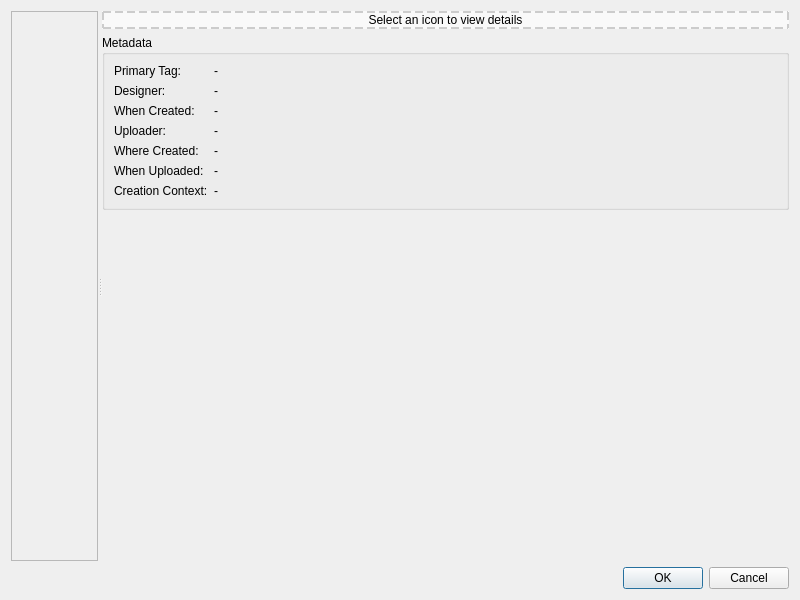
Before: the Qt Designer form map_icons_dialog_base.ui in su-cartography/github-icon-plugin, drawn with Qt 5.
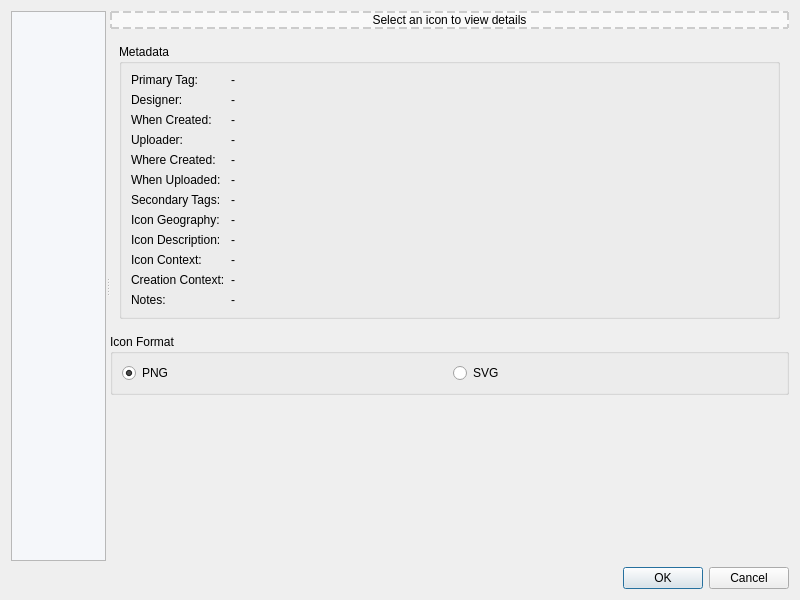
After: the same form once the commit is applied.

Commit message: Initial commit for sample icons

Diff of the .ui file:
```diff
--- a/map_icons_dialog_base.ui
+++ b/map_icons_dialog_base.ui
@@ -26,8 +26,36 @@
       <property name="widgetResizable">
        <bool>true</bool>
       </property>
+      <property name="styleSheet">
+       <string>QScrollArea {
+    background-color: #f5f7fa;
+    border: none;
+}
+QScrollArea > QWidget > QWidget {
+    background-color: #f5f7fa;
+}</string>
+      </property>
       <widget class="QWidget" name="scrollAreaWidgetContents">
-       <layout class="QGridLayout" name="iconLayout"/>
+       <property name="styleSheet">
+        <string>background-color: #f5f7fa;</string>
+       </property>
+       <layout class="QGridLayout" name="iconLayout">
+        <property name="spacing">
+         <number>12</number>
+        </property>
+        <property name="leftMargin">
+         <number>10</number>
+        </property>
+        <property name="topMargin">
+         <number>10</number>
+        </property>
+        <property name="rightMargin">
+         <number>10</number>
+        </property>
+        <property name="bottomMargin">
+         <number>10</number>
+        </property>
+       </layout>
       </widget>
      </widget>
      
@@ -60,7 +88,31 @@
        
        <!-- Metadata Fields -->
        <item>
-        <widget class="QGroupBox" name="metadataGroup">
+        <widget class="QScrollArea" name="metadataScrollArea">
+         <property name="widgetResizable">
+          <bool>true</bool>
+         </property>
+         <property name="horizontalScrollBarPolicy">
+          <enum>Qt::ScrollBarAsNeeded</enum>
+         </property>
+         <property name="verticalScrollBarPolicy">
+          <enum>Qt::ScrollBarAsNeeded</enum>
+         </property>
+         <property name="frameShape">
+          <enum>QFrame::NoFrame</enum>
+         </property>
+         <widget class="QWidget" name="metadataScrollContents">
+          <property name="geometry">
+           <rect>
+            <x>0</x>
+            <y>0</y>
+            <width>350</width>
+            <height>600</height>
+           </rect>
+          </property>
+          <layout class="QVBoxLayout" name="metadataScrollLayout">
+           <item>
+            <widget class="QGroupBox" name="metadataGroup">
          <property name="title">
           <string>Metadata</string>
          </property>
@@ -150,13 +202,84 @@
            </widget>
           </item>
           <item row="6" column="0">
+           <widget class="QLabel" name="secondaryTagsLabel">
+            <property name="text">
+             <string>Secondary Tags:</string>
+            </property>
+           </widget>
+          </item>
+          <item row="6" column="1">
+           <widget class="QLabel" name="secondaryTagsValue">
+            <property name="text">
+             <string>-</string>
+            </property>
+            <property name="wordWrap">
+             <bool>true</bool>
+            </property>
+           </widget>
+          </item>
+          <item row="7" column="0">
+           <widget class="QLabel" name="iconGeographyLabel">
+            <property name="text">
+             <string>Icon Geography:</string>
+            </property>
+           </widget>
+          </item>
+          <item row="7" column="1">
+           <widget class="QLabel" name="iconGeographyValue">
+            <property name="text">
+             <string>-</string>
+            </property>
+            <property name="wordWrap">
+             <bool>true</bool>
+            </property>
+           </widget>
+          </item>
+          <item row="8" column="0">
+           <widget class="QLabel" name="iconDescriptionLabel">
+            <property name="text">
+             <string>Icon Description:</string>
+            </property>
+           </widget>
+          </item>
+          <item row="8" column="1">
+           <widget class="QLabel" name="iconDescriptionValue">
+            <property name="text">
+             <string>-</string>
+            </property>
+            <property name="wordWrap">
+             <bool>true</bool>
+            </property>
+            <property name="alignment">
+             <set>Qt::AlignLeft|Qt::AlignTop</set>
+            </property>
+           </widget>
+          </item>
+          <item row="9" column="0">
+           <widget class="QLabel" name="iconContextLabel">
+            <property name="text">
+             <string>Icon Context:</string>
+            </property>
+           </widget>
+          </item>
+          <item row="9" column="1">
+           <widget class="QLabel" name="iconContextValue">
+            <property name="text">
+             <string>-</string>
+            </property>
+            <property name="wordWrap">
+             <bool>true</bool>
+            </property>
+           </widget>
+          </item>
+          <item row="10" column="0">
            <widget class="QLabel" name="creationContextLabel">
             <property name="text">
              <string>Creation Context:</string>
             </property>
            </widget>
           </item>
-          <item row="6" column="1">
+          <item row="10" column="1">
            <widget class="QLabel" name="creationContextValue">
             <property name="text">
              <string>-</string>
@@ -172,6 +295,64 @@
             </property>
             <property name="openExternalLinks">
              <bool>true</bool>
+            </property>
+            <property name="sizePolicy">
+             <sizepolicy hsizetype="Expanding" vsizetype="Preferred">
+              <horstretch>1</horstretch>
+              <verstretch>0</verstretch>
+             </sizepolicy>
+            </property>
+           </widget>
+          </item>
+          <item row="11" column="0">
+           <widget class="QLabel" name="notesLabel">
+            <property name="text">
+             <string>Notes:</string>
+            </property>
+           </widget>
+          </item>
+          <item row="11" column="1">
+           <widget class="QLabel" name="notesValue">
+            <property name="text">
+             <string>-</string>
+            </property>
+            <property name="wordWrap">
+             <bool>true</bool>
+            </property>
+            <property name="alignment">
+             <set>Qt::AlignLeft|Qt::AlignTop</set>
+            </property>
+           </widget>
+          </item>
+         </layout>
+        </widget>
+           </item>
+          </layout>
+         </widget>
+        </widget>
+       </item>
+       
+       <!-- Icon Format Selection -->
+       <item>
+        <widget class="QGroupBox" name="formatGroup">
+         <property name="title">
+          <string>Icon Format</string>
+         </property>
+         <layout class="QHBoxLayout" name="formatLayout">
+          <item>
+           <widget class="QRadioButton" name="pngFormatRadio">
+            <property name="text">
+             <string>PNG</string>
+            </property>
+            <property name="checked">
+             <bool>true</bool>
+            </property>
+           </widget>
+          </item>
+          <item>
+           <widget class="QRadioButton" name="svgFormatRadio">
+            <property name="text">
+             <string>SVG</string>
             </property>
            </widget>
           </item>
```
Left out of the diff: 10 changed lines with no effect on the pictures. The commit also changes 5 other files.
